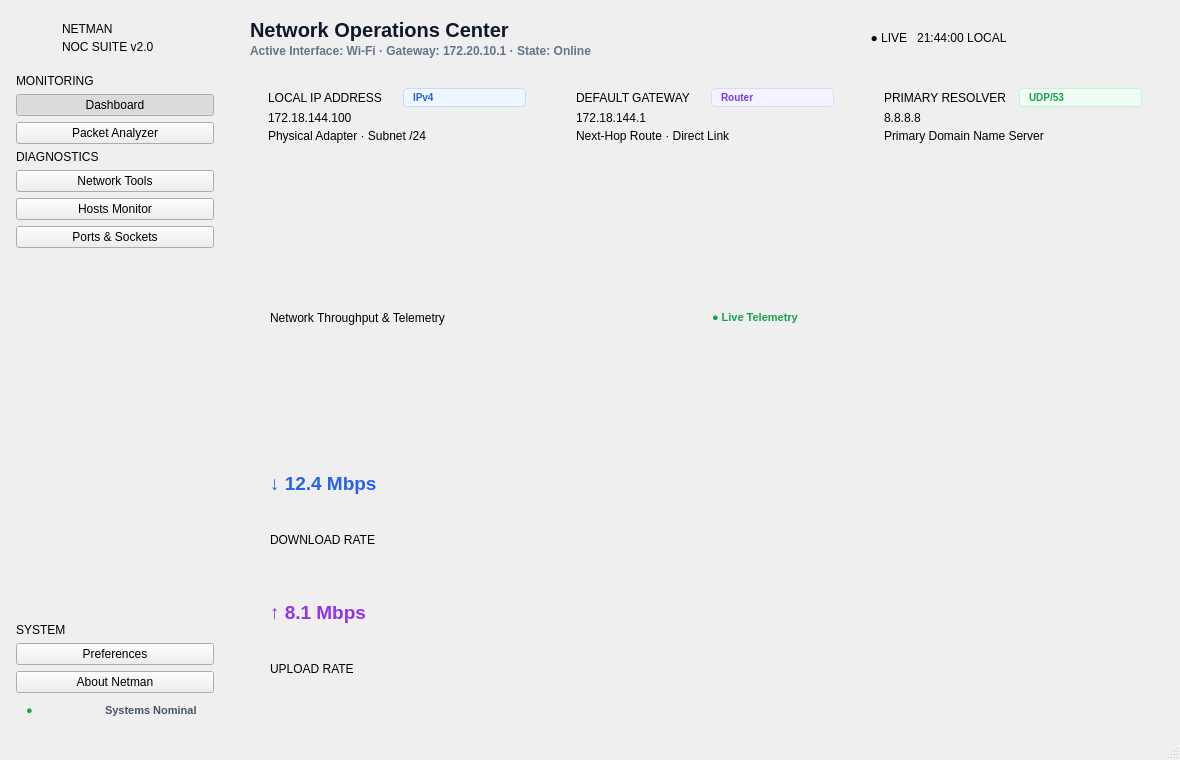
Old version of the form mainwindow.ui in the repository NathanTura/Netman.
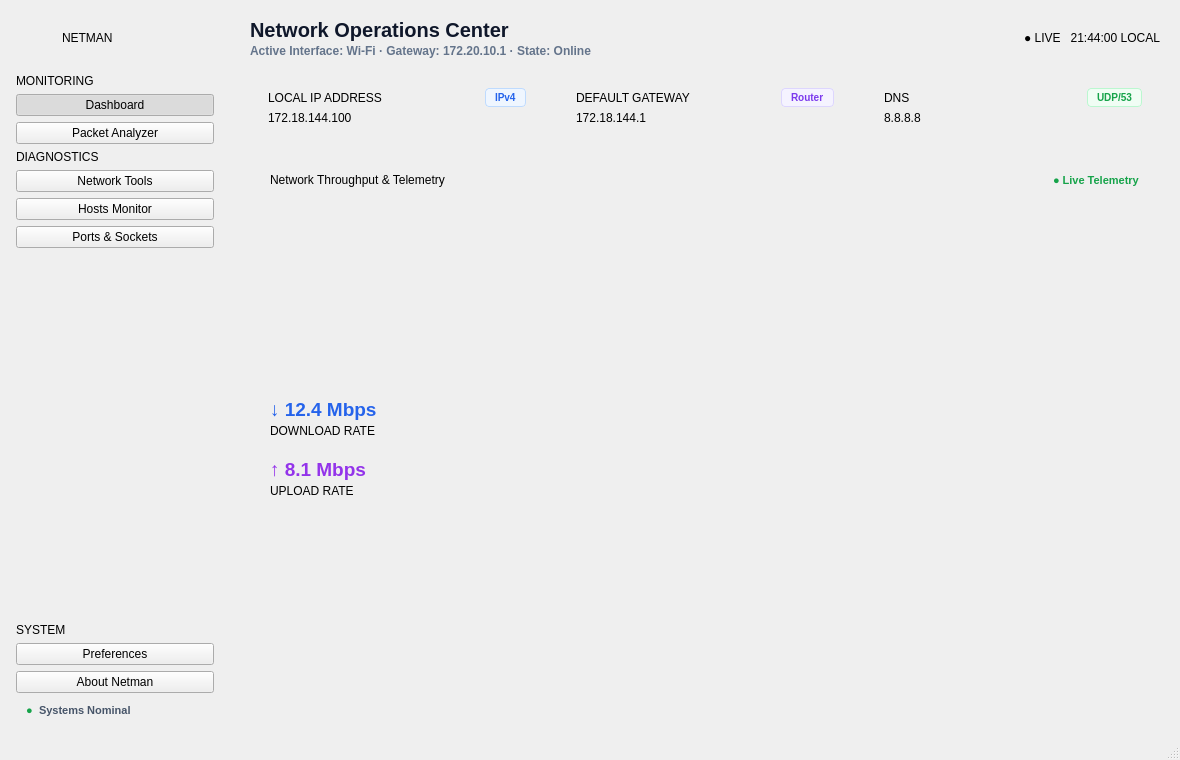
New version of the form.

Commit message: Fix dark mode text illegibility in About dialog and responsive sidebar stretching

The edit to the form file:
```diff
--- a/mainwindow.ui
+++ b/mainwindow.ui
@@ -278,6 +278,12 @@
     <!-- LEFT SIDEBAR -->
     <item>
      <widget class="QWidget" name="leftSidebar">
+      <property name="sizePolicy">
+       <sizepolicy hsizetype="Fixed" vsizetype="Preferred">
+        <horstretch>0</horstretch>
+        <verstretch>0</verstretch>
+       </sizepolicy>
+      </property>
       <property name="minimumSize">
        <size>
         <width>230</width>
@@ -343,13 +349,6 @@
              </property>
             </widget>
            </item>
-           <item>
-            <widget class="QLabel" name="brandSubtitle">
-             <property name="text">
-              <string>NOC SUITE v2.0</string>
-             </property>
-            </widget>
-           </item>
           </layout>
          </item>
         </layout>
@@ -553,6 +552,12 @@
             <property name="orientation">
              <enum>Qt::Orientation::Horizontal</enum>
             </property>
+           <property name="sizeHint" stdset="0">
+            <size>
+             <width>0</width>
+             <height>0</height>
+            </size>
+           </property>
            </spacer>
           </item>
          </layout>
@@ -563,7 +568,6 @@
     </item>
     <!-- MAIN CONTENT AREA -->
     <item>
-     <widget class="QWidget" name="mainContentArea">
       <layout class="QVBoxLayout" name="mainContentLayout">
        <property name="spacing">
         <number>16</number>
@@ -615,9 +619,14 @@
            <property name="orientation">
             <enum>Qt::Orientation::Horizontal</enum>
            </property>
-          </spacer>
-         </item>
-         <!-- Clock Pill Badge -->
+          <property name="sizeHint" stdset="0">
+           <size>
+            <width>0</width>
+            <height>0</height>
+           </size>
+          </property>
+         </spacer>
+        </item>
          <item>
           <widget class="QLabel" name="lblClockPill">
            <property name="text">
@@ -696,6 +705,12 @@
                     <property name="orientation">
                      <enum>Qt::Orientation::Horizontal</enum>
                     </property>
+                   <property name="sizeHint" stdset="0">
+                    <size>
+                     <width>0</width>
+                     <height>0</height>
+                    </size>
+                   </property>
                    </spacer>
                   </item>
                   <item>
@@ -718,15 +733,8 @@
                   <property name="text">
                    <string>172.18.144.100</string>
                   </property>
-                 </widget>
-                </item>
-                <item>
-                 <widget class="QLabel" name="lblIpSub">
                   <property name="class" stdset="0">
-                   <string>cardSubtext</string>
-                  </property>
-                  <property name="text">
-                   <string>Physical Adapter · Subnet /24</string>
+                  <string>cardValueMedium</string>
                   </property>
                  </widget>
                 </item>
@@ -769,6 +777,12 @@
                     <property name="orientation">
                      <enum>Qt::Orientation::Horizontal</enum>
                     </property>
+                   <property name="sizeHint" stdset="0">
+                    <size>
+                     <width>0</width>
+                     <height>0</height>
+                    </size>
+                   </property>
                    </spacer>
                   </item>
                   <item>
@@ -791,15 +805,8 @@
                   <property name="text">
                    <string>172.18.144.1</string>
                   </property>
-                 </widget>
-                </item>
-                <item>
-                 <widget class="QLabel" name="lblGwSub">
                   <property name="class" stdset="0">
-                   <string>cardSubtext</string>
-                  </property>
-                  <property name="text">
-                   <string>Next-Hop Route · Direct Link</string>
+                  <string>cardValueMedium</string>
                   </property>
                  </widget>
                 </item>
@@ -829,12 +836,12 @@
                  <layout class="QHBoxLayout" name="headDnsLayout">
                   <item>
                    <widget class="QLabel" name="lblDnsTag">
+                   <property name="text">
+                    <string>DNS</string>
+                   </property>
                     <property name="class" stdset="0">
                      <string>cardLabel</string>
                     </property>
-                    <property name="text">
-                     <string>PRIMARY RESOLVER</string>
-                    </property>
                    </widget>
                   </item>
                   <item>
@@ -842,6 +849,12 @@
                     <property name="orientation">
                      <enum>Qt::Orientation::Horizontal</enum>
                     </property>
+                   <property name="sizeHint" stdset="0">
+                    <size>
+                     <width>0</width>
+                     <height>0</height>
+                    </size>
+                   </property>
                    </spacer>
                   </item>
                   <item>
@@ -864,16 +877,9 @@
                   <property name="text">
                    <string>8.8.8.8</string>
                   </property>
-                 </widget>
-                </item>
-                <item>
-                 <widget class="QLabel" name="lblDnsSub">
                   <property name="class" stdset="0">
-                   <string>cardSubtext</string>
-                  </property>
-                  <property name="text">
-                   <string>Primary Domain Name Server</string>
-                  </property>
+                  <string>cardValueMedium</string>
+                 </property>
                  </widget>
                 </item>
                </layout>
@@ -921,6 +927,12 @@
                   <property name="orientation">
                    <enum>Qt::Orientation::Horizontal</enum>
                   </property>
+                 <property name="sizeHint" stdset="0">
+                  <size>
+                   <width>0</width>
+                   <height>0</height>
+                  </size>
+                 </property>
                  </spacer>
                 </item>
                 <item>
@@ -956,9 +968,14 @@
                     <property name="orientation">
                      <enum>Qt::Orientation::Vertical</enum>
                     </property>
-                   </spacer>
-                  </item>
-                  <!-- Down Metric -->
+                   <property name="sizeHint" stdset="0">
+                    <size>
+                     <width>0</width>
+                     <height>0</height>
+                    </size>
+                   </property>
+                  </spacer>
+                 </item>
                   <item>
                    <layout class="QVBoxLayout" name="downMetricLayout">
                     <property name="spacing">
@@ -1031,6 +1048,12 @@
                     <property name="orientation">
                      <enum>Qt::Orientation::Vertical</enum>
                     </property>
+                   <property name="sizeHint" stdset="0">
+                    <size>
+                     <width>0</width>
+                     <height>0</height>
+                    </size>
+                   </property>
                    </spacer>
                   </item>
                  </layout>
@@ -1463,7 +1486,6 @@
         </widget>
        </item>
       </layout>
-     </widget>
     </item>
    </layout>
   </widget>
```
Left out of the diff: 936 changed lines with no effect on the pictures. Lines whose indentation alone changed are shown as unchanged. The commit also changes 3 other files.
